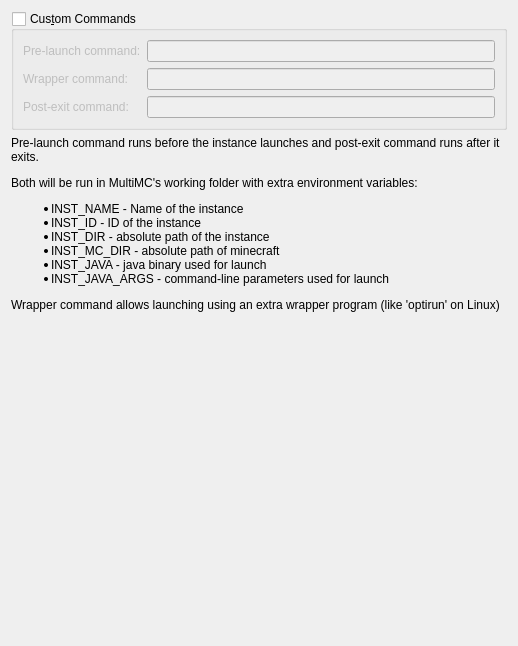
Old version of the form application/widgets/CustomCommands.ui in the repository FreesmTeam/FreesmLauncher.
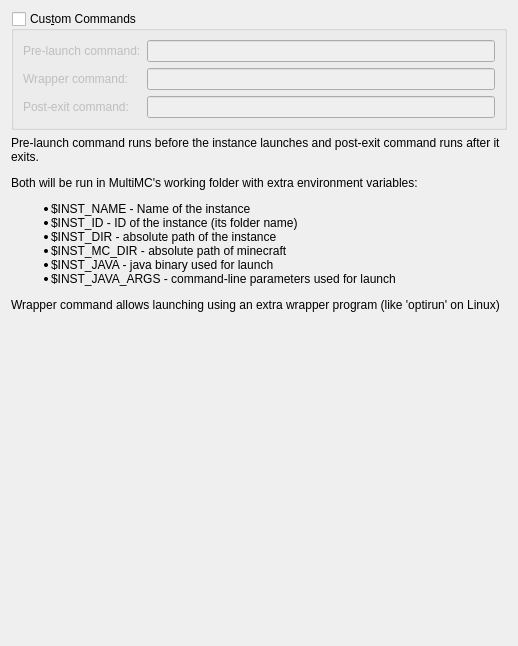
New version of the form.

Commit message: NOISSUE explain the custom commands better

Diff of the .ui file:
```diff
--- a/application/widgets/CustomCommands.ui
+++ b/application/widgets/CustomCommands.ui
@@ -65,7 +65,7 @@
    <item>
     <widget class="QLabel" name="labelCustomCmdsDescription">
      <property name="text">
-      <string>&lt;html&gt;&lt;head/&gt;&lt;body&gt;&lt;p&gt;Pre-launch command runs before the instance launches and post-exit command runs after it exits.&lt;/p&gt;&lt;p&gt;Both will be run in MultiMC's working folder with extra environment variables:&lt;/p&gt;&lt;ul&gt;&lt;li&gt;INST_NAME - Name of the instance&lt;/li&gt;&lt;li&gt;INST_ID - ID of the instance&lt;/li&gt;&lt;li&gt;INST_DIR - absolute path of the instance&lt;/li&gt;&lt;li&gt;INST_MC_DIR - absolute path of minecraft&lt;/li&gt;&lt;li&gt;INST_JAVA - java binary used for launch&lt;/li&gt;&lt;li&gt;INST_JAVA_ARGS - command-line parameters used for launch&lt;/li&gt;&lt;/ul&gt;&lt;p&gt;Wrapper command allows launching using an extra wrapper program (like 'optirun' on Linux)&lt;/p&gt;&lt;/body&gt;&lt;/html&gt;</string>
+      <string>&lt;html&gt;&lt;head/&gt;&lt;body&gt;&lt;p&gt;Pre-launch command runs before the instance launches and post-exit command runs after it exits.&lt;/p&gt;&lt;p&gt;Both will be run in MultiMC's working folder with extra environment variables:&lt;/p&gt;&lt;ul&gt;&lt;li&gt;$INST_NAME - Name of the instance&lt;/li&gt;&lt;li&gt;$INST_ID - ID of the instance (its folder name)&lt;/li&gt;&lt;li&gt;$INST_DIR - absolute path of the instance&lt;/li&gt;&lt;li&gt;$INST_MC_DIR - absolute path of minecraft&lt;/li&gt;&lt;li&gt;$INST_JAVA - java binary used for launch&lt;/li&gt;&lt;li&gt;$INST_JAVA_ARGS - command-line parameters used for launch&lt;/li&gt;&lt;/ul&gt;&lt;p&gt;Wrapper command allows launching using an extra wrapper program (like 'optirun' on Linux)&lt;/p&gt;&lt;/body&gt;&lt;/html&gt;</string>
      </property>
      <property name="alignment">
       <set>Qt::AlignLeading|Qt::AlignLeft|Qt::AlignTop</set>
```
